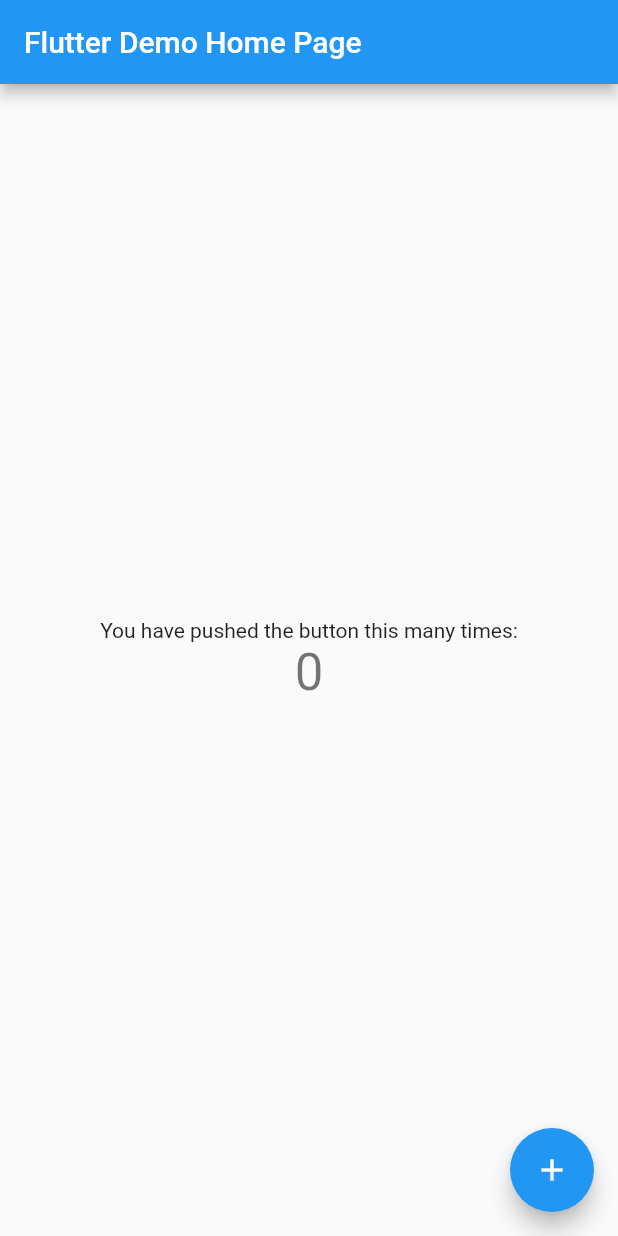
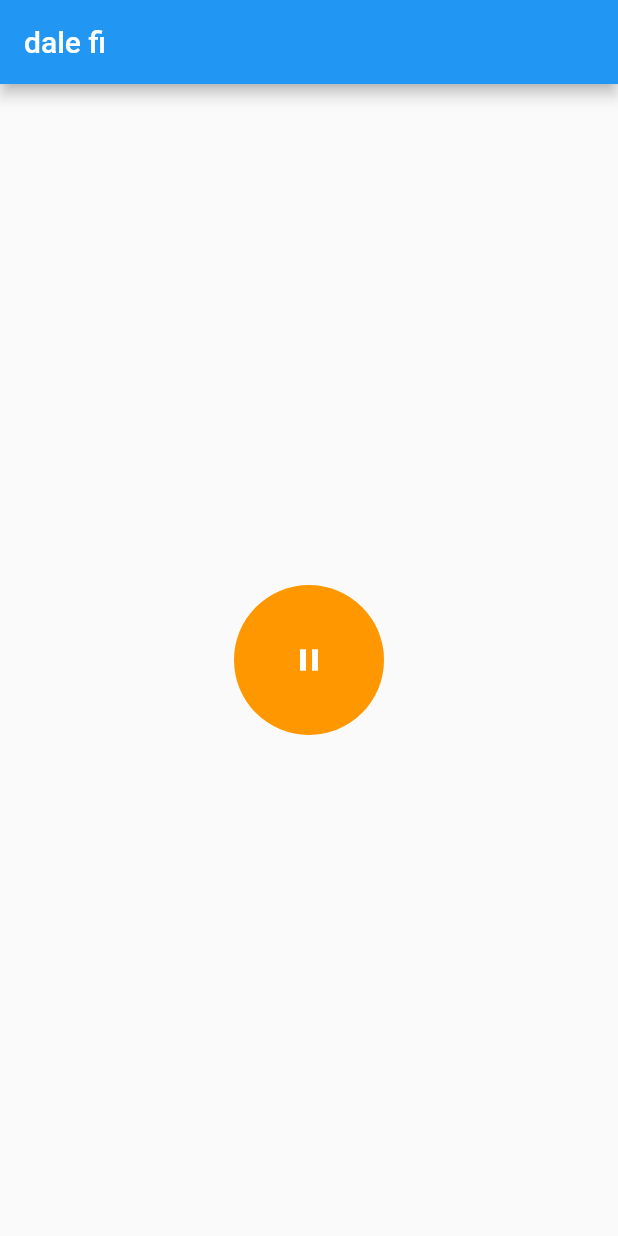
Before and after one commit to MiniMarvin/PomodoroFlutter, a Flutter app: the screen it shows after launch, on a phone screen of 412 x 824 dp. Run offline on Flutter 3.47's test engine with Material 2 defaults, Android fonts, the phone set to English and light mode, and no system bars.

Commit message:
[WIP] Rounded Button

```diff
--- a/lib/main.dart
+++ b/lib/main.dart
@@ -1,111 +1,57 @@
 import 'package:flutter/material.dart';
+import 'package:flutter/cupertino.dart';
 
-void main() => runApp(MyApp());
+void main() => runApp(PomodoroTimer());
 
-class MyApp extends StatelessWidget {
+class PomodoroTimer extends StatelessWidget {
   // This widget is the root of your application.
   @override
   Widget build(BuildContext context) {
     return MaterialApp(
       title: 'Flutter Demo',
-      theme: ThemeData(
-        // This is the theme of your application.
-        //
-        // Try running your application with "flutter run". You'll see the
-        // application has a blue toolbar. Then, without quitting the app, try
-        // changing the primarySwatch below to Colors.green and then invoke
-        // "hot reload" (press "r" in the console where you ran "flutter run",
-        // or simply save your changes to "hot reload" in a Flutter IDE).
-        // Notice that the counter didn't reset back to zero; the application
-        // is not restarted.
-        primarySwatch: Colors.blue,
-      ),
-      home: MyHomePage(title: 'Flutter Demo Home Page'),
+      home: HomeScreen(),
     );
   }
 }
 
-class MyHomePage extends StatefulWidget {
-  MyHomePage({Key key, this.title}) : super(key: key);
-
-  // This widget is the home page of your application. It is stateful, meaning
-  // that it has a State object (defined below) that contains fields that affect
-  // how it looks.
-
-  // This class is the configuration for the state. It holds the values (in this
-  // case the title) provided by the parent (in this case the App widget) and
-  // used by the build method of the State. Fields in a Widget subclass are
-  // always marked "final".
-
-  final String title;
-
-  @override
-  _MyHomePageState createState() => _MyHomePageState();
+class HomeScreen extends StatelessWidget {
+@override
+  Widget build(BuildContext context) {
+    // TODO: implement build
+     return  Scaffold(
+        appBar: AppBar(
+          title: Text("dale fi"),
+        ),
+        body: PauseButton(100, 100),
+      );
+  }
 }
 
-class _MyHomePageState extends State<MyHomePage> {
-  int _counter = 0;
-
-  void _incrementCounter() {
-    setState(() {
-      // This call to setState tells the Flutter framework that something has
-      // changed in this State, which causes it to rerun the build method below
-      // so that the display can reflect the updated values. If we changed
-      // _counter without calling setState(), then the build method would not be
-      // called again, and so nothing would appear to happen.
-      _counter++;
-    });
-  }
-
+class PauseButtonState extends State<PauseButton> {
   @override
   Widget build(BuildContext context) {
-    // This method is rerun every time setState is called, for instance as done
-    // by the _incrementCounter method above.
-    //
-    // The Flutter framework has been optimized to make rerunning build methods
-    // fast, so that you can just rebuild anything that needs updating rather
-    // than having to individually change instances of widgets.
-    return Scaffold(
-      appBar: AppBar(
-        // Here we take the value from the MyHomePage object that was created by
-        // the App.build method, and use it to set our appbar title.
-        title: Text(widget.title),
-      ),
-      body: Center(
-        // Center is a layout widget. It takes a single child and positions it
-        // in the middle of the parent.
-        child: Column(
-          // Column is also a layout widget. It takes a list of children and
-          // arranges them vertically. By default, it sizes itself to fit its
-          // children horizontally, and tries to be as tall as its parent.
-          //
-          // Invoke "debug painting" (press "p" in the console, choose the
-          // "Toggle Debug Paint" action from the Flutter Inspector in Android
-          // Studio, or the "Toggle Debug Paint" command in Visual Studio Code)
-          // to see the wireframe for each widget.
-          //
-          // Column has various properties to control how it sizes itself and
-          // how it positions its children. Here we use mainAxisAlignment to
-          // center the children vertically; the main axis here is the vertical
-          // axis because Columns are vertical (the cross axis would be
-          // horizontal).
-          mainAxisAlignment: MainAxisAlignment.center,
-          children: <Widget>[
-            Text(
-              'You have pushed the button this many times:',
-            ),
-            Text(
-              '$_counter',
-              style: Theme.of(context).textTheme.display1,
-            ),
-          ],
-        ),
-      ),
-      floatingActionButton: FloatingActionButton(
-        onPressed: _incrementCounter,
-        tooltip: 'Increment',
-        child: Icon(Icons.add),
-      ), // This trailing comma makes auto-formatting nicer for build methods.
+    // TODO: implement build
+    return Center(
+      child: Container(
+          width: widget.width,
+          height: widget.height,
+          child: new RawMaterialButton(
+            onPressed: () => {},
+            shape: new CircleBorder(),
+            elevation: 0,
+            child: Icon(Icons.pause, color: Colors.white),
+            fillColor: Colors.orange,
+          )),
     );
   }
 }
+
+class PauseButton extends StatefulWidget {
+  final double width;
+  final double height;
+
+  PauseButton(this.width, this.height);
+
+  @override
+  PauseButtonState createState() => PauseButtonState();
+}
```
